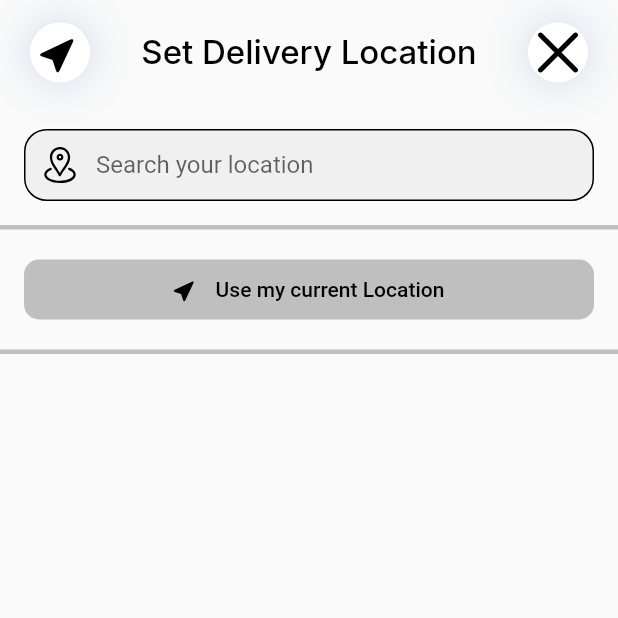
After one commit to AbdelilahMeddahi/weather_app, a Flutter app: the LocationSearchScreen screen opened directly, on a phone screen of 412 x 824 dp, the top half of it. The commit adds this screen. Run offline on Flutter 3.47's test engine with Material 2 defaults, Android fonts, the phone set to English and light mode, and no system bars; our stand-ins replace flutter_svg, geolocator, glassmorphism, google_fonts.

Commit message:
finished location search screen (fully functional)

```diff
--- a/lib/main.dart
+++ b/lib/main.dart
@@ -3,6 +3,7 @@ import 'package:provider/provider.dart';
 import 'package:weather_app/models/weather_model.dart';
 import 'package:weather_app/providers/weather_provider.dart';
 import 'package:weather_app/screens/first_splash_screen.dart';
+import 'package:weather_app/screens/location_search_screen.dart';
 import 'package:weather_app/screens/second_splash_screen.dart';
 
 import 'screens/five_day_forecast.dart';
--- /dev/null
+++ b/lib/models/autocomplete_prediction.dart
@@ -0,0 +1,21 @@
+class AutocompletePrediction {
+  final String? description;
+
+  final String? placeId;
+  final String? reference;
+
+  AutocompletePrediction(
+      {
+      this.description,
+      this.placeId,
+      this.reference});
+
+  factory AutocompletePrediction.fromJson(Map<String, dynamic> json) {
+    return AutocompletePrediction(
+      description: json['description'] as String?,
+      placeId: json['place_id'] as String?,
+      reference: json['reference'] as String?,
+
+    );
+  }
+}
--- /dev/null
+++ b/lib/models/place_auto_complete_response.dart
@@ -0,0 +1,28 @@
+import 'dart:convert';
+
+import 'autocomplete_prediction.dart';
+
+class PlaceAutoCompleteResponse {
+  final String? status;
+  final List<AutocompletePrediction>? predictions;
+
+  PlaceAutoCompleteResponse({this.predictions, this.status});
+
+  factory PlaceAutoCompleteResponse.fromJson(Map<String, dynamic> json) {
+    return PlaceAutoCompleteResponse(
+      status: json['status'] as String?,
+      predictions: json['predictions'] != null
+          ? json['predictions']
+              .map<AutocompletePrediction>(
+                  (json) => AutocompletePrediction.fromJson(json))
+              .toList()
+          : null,
+    );
+  }
+
+  static PlaceAutoCompleteResponse parseAutocompleteResult(
+      String responseBody) {
+    final parsed = json.decode(responseBody).cast<String, dynamic>();
+    return PlaceAutoCompleteResponse.fromJson(parsed);
+  }
+}
--- a/lib/models/weather_model.dart
+++ b/lib/models/weather_model.dart
@@ -38,7 +38,7 @@ class WeatherModel {
   factory WeatherModel.fromJson(dynamic json) {
     return WeatherModel(
       region: json['location']["region"],
-      chanceOfRain: json['forecast']["forecastday"][0]["day"]["daily_chance_of_rain"],
+      chanceOfRain: (json['forecast']["forecastday"][0]["day"]["daily_chance_of_rain"] == 0) ? 1 : json['forecast']["forecastday"][0]["day"]["daily_chance_of_rain"],
       temp: json['current']["temp_c"],
       minTemp: json['forecast']["forecastday"][0]["day"]["mintemp_c"],
       maxTemp: json['forecast']["forecastday"][0]["day"]["maxtemp_c"],
--- a/lib/providers/weather_provider.dart
+++ b/lib/providers/weather_provider.dart
@@ -1,7 +1,6 @@
 import 'package:flutter/cupertino.dart';
 import 'package:geolocator/geolocator.dart';
 import 'package:weather_app/models/weather_model.dart';
-import 'package:weather_app/services/location_service.dart';
 
 import '../services/weather_service.dart';
 
@@ -61,7 +60,7 @@ class WeatherProvider extends ChangeNotifier {
       isLoading = false;
       print("bool value has changed now");
       return WeatherService()
-          .getWeather(value.latitude, value.longitude)
+          .getWeather(value.latitude, value.longitude , null)
           .then((value) {
         weatherData = value;
         notifyListeners();
--- /dev/null
+++ b/lib/screens/location_search_screen.dart
@@ -0,0 +1,183 @@
+import 'dart:convert';
+import 'dart:ui';
+import 'package:flutter_svg/flutter_svg.dart';
+
+import 'package:flutter/material.dart';
+import 'package:google_fonts/google_fonts.dart';
+import 'package:provider/provider.dart';
+import 'package:weather_app/components/location_list_tile.dart';
+import 'package:weather_app/models/place_auto_complete_response.dart';
+import 'package:weather_app/screens/home_screen.dart';
+import 'package:weather_app/services/places_autocomplete_service.dart';
+import 'package:weather_app/utils/api_key.dart';
+
+import '../models/autocomplete_prediction.dart';
+import '../providers/weather_provider.dart';
+import '../services/weather_service.dart';
+
+class LocationSearchScreen extends StatefulWidget {
+  const LocationSearchScreen({Key? key}) : super(key: key);
+
+  @override
+  State<LocationSearchScreen> createState() => _LocationSearchScreenState();
+}
+
+class _LocationSearchScreenState extends State<LocationSearchScreen> {
+  List<AutocompletePrediction> placePredictions = [];
+
+  void placeAutocomplete(String query) async {
+    Uri uri = Uri.https(
+        "maps.googleapis.com",
+        "maps/api/place/autocomplete/json",
+        {"input": query, "types": "geocode", "key": placesApiKey});
+
+    //the get request
+    String? response = await placesService.fetchUrl(uri);
+    if (response != null) {
+      PlaceAutoCompleteResponse result =
+          PlaceAutoCompleteResponse.parseAutocompleteResult(response);
+      if (result.predictions != null) {
+        setState(() {
+          placePredictions = result.predictions!;
+        });
+      }
+    }
+  }
+
+  @override
+  Widget build(BuildContext context) {
+    return Scaffold(
+      body: SafeArea(
+        child: Column(
+          children: [
+            Padding(
+              padding:
+                  const EdgeInsets.symmetric(horizontal: 20.0, vertical: 15),
+              child: Row(
+                mainAxisAlignment: MainAxisAlignment.spaceBetween,
+                children: [
+                  Container(
+                    height: 40,
+                    width: 40,
+                    decoration: BoxDecoration(
+                      borderRadius: BorderRadius.circular(500),
+                      color: Colors.white,
+                      boxShadow: const [
+                        BoxShadow(blurRadius: 25.0, color: Color(0xFFCBD6E7)),
+                      ],
+                    ),
+                    child: SvgPicture.asset(
+                      "assets/location/current_location.svg",
+                      height: 15,
+                      width: 15,
+                    ),
+                  ),
+                  Text(
+                    "Set Delivery Location",
+                    style: GoogleFonts.inter(
+                        color: Colors.black,
+                        fontSize: 22,
+                        fontWeight: FontWeight.w500),
+                  ),
+                  Container(
+                    height: 40,
+                    width: 40,
+                    decoration: BoxDecoration(
+                      borderRadius: BorderRadius.circular(500),
+                      color: Colors.white,
+                      boxShadow: const [
+                        BoxShadow(blurRadius: 25.0, color: Color(0xFFCBD6E7)),
+                      ],
+                    ),
+                    child: SvgPicture.asset(
+                      "assets/location/close.svg",
+                      height: 15,
+                      width: 15,
+                    ),
+                  ),
+                ],
+              ),
+            ),
+            Form(
+              child: Padding(
+                padding: EdgeInsets.all(16),
+                child: TextFormField(
+                  onChanged: (value) {
+                    placeAutocomplete(value);
+                  },
+                  textInputAction: TextInputAction.search,
+                  textAlignVertical: TextAlignVertical.center,
+                  decoration: InputDecoration(
+                    contentPadding: EdgeInsets.symmetric(horizontal: 16),
+                    filled: true,
+                    hintText: "Search your location",
+                    border: OutlineInputBorder(
+                      borderRadius: BorderRadius.circular(15),
+                    ),
+                    disabledBorder: OutlineInputBorder(
+                      borderRadius: BorderRadius.circular(15),
+                    ),
+                    focusedBorder: OutlineInputBorder(
+                      borderRadius: BorderRadius.circular(15),
+                    ),
+                    enabledBorder: OutlineInputBorder(
+                      borderRadius: BorderRadius.circular(15),
+                    ),
+                    prefixIcon: Padding(
+                      padding: EdgeInsets.symmetric(vertical: 12),
+                      child: SvgPicture.asset("assets/location/location.svg"),
+                    ),
+                  ),
+                ),
+              ),
+            ),
+            Divider(
+              height: 3,
+              thickness: 3,
+              color: Color(0xFFBFBFBF),
+            ),
+            Padding(
+              padding: EdgeInsets.all(16),
+              child: ElevatedButton.icon(
+                onPressed: () async {
+                  await Provider.of<WeatherProvider>(context,listen: false).getLocation();
+                  Navigator.push(context, MaterialPageRoute(builder: (context) => HomeScreen()));
+                },
+                icon: SvgPicture.asset(
+                  "assets/location/current_location.svg",
+                ),
+                label: Text("Use my current Location"),
+                style: ElevatedButton.styleFrom(
+                    backgroundColor: Color(0xFFBFBFBF),
+                    foregroundColor: Colors.black,
+                    elevation: 0,
+                    fixedSize: Size(double.infinity, 40),
+                    minimumSize: Size(double.infinity, 40),
+                    shape: RoundedRectangleBorder(
+                        borderRadius: BorderRadius.all(Radius.circular(10)))),
+              ),
+            ),
+            Divider(
+              height: 3,
+              thickness: 3,
+              color: Color(0xFFBFBFBF),
+            ),
+            Expanded(
+              child: ListView.builder(
+                  itemCount: placePredictions.length,
+                  itemBuilder: (context, index) => LocationListTile(
+                        press: () async {
+                          Provider.of<WeatherProvider>(context,listen: false).weatherData = await
+                              WeatherService()
+                                  .getWeather(null,null,placePredictions[index].description,);
+                          Navigator.push(context, MaterialPageRoute(builder: (context) => HomeScreen()));
+                        },
+                        location: placePredictions[index].description!,
+                      )),
+            )
+          ],
+        ),
+      ),
+    );
+  }
+}
--- /dev/null
+++ b/lib/services/places_autocomplete_service.dart
@@ -0,0 +1,9 @@
+import 'package:http/http.dart' as http;
+
+
+class placesService {
+   static Future<String?> fetchUrl(Uri uri,{Map<String,String>? headers}) async{
+     final response = await http.get(uri,headers: headers);
+     return response.body;
+   }
+}
--- a/lib/utils/api_key.dart
+++ b/lib/utils/api_key.dart
@@ -1 +1,2 @@
-const String apiKey= "a3fbfef3282b4bfa9fa174436230201";
+final String apiKey= "a3fbfef3282b4bfa9fa174436230201";
+final String placesApiKey= "AIzaSyAy5EMlk1b2jpRzDTROABQFxy53I__uzQc";
--- a/pubspec.yaml
+++ b/pubspec.yaml
@@ -72,6 +72,7 @@ flutter:
   assets:
     - assets/
     - assets/icons/
+    - assets/location/
   #   - images/a_dot_ham.jpeg
 
   # An image asset can refer to one or more resolution-specific "variants", see
```
Also changed, not shown: lib/components/location_list_tile.dart (added, +30 -0 lines), lib/screens/home_screen.dart (+9 -3 lines), lib/services/location_service.dart (deleted, +0 -39 lines), lib/services/weather_service.dart (+18 -10 lines), assets/location/close.svg (added), assets/location/current_location.svg (added), assets/location/location.svg (added).
